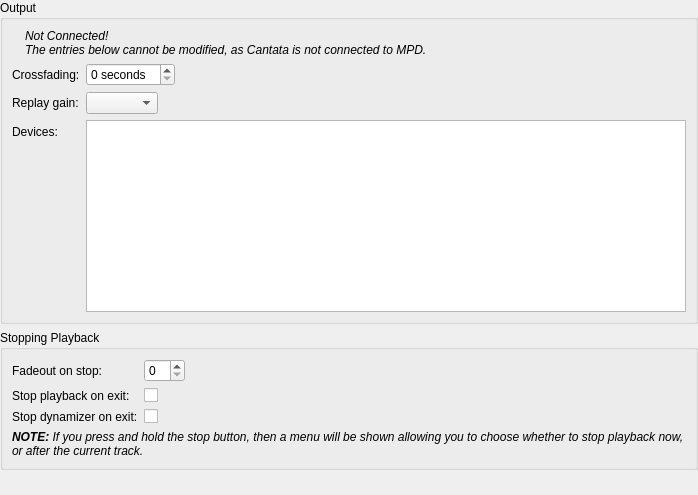
Above: gui/playbacksettings.ui from polpo/cantata-mac before the change. Below: the same form after it.
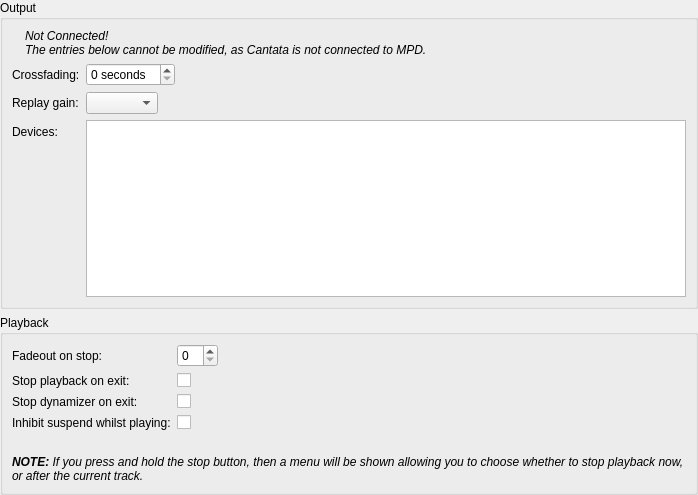
That is the form after the change. Custom widgets are drawn as their Qt base class.

Commit message: Add option to prevent system from suspending whilst playing (Linux only).

Diff of the .ui file:
```diff
--- a/gui/playbacksettings.ui
+++ b/gui/playbacksettings.ui
@@ -129,7 +129,7 @@
    <item>
     <widget class="QGroupBox" name="stopPlaybackBox">
      <property name="title">
-      <string>Stopping Playback</string>
+      <string>Playback</string>
      </property>
      <layout class="QFormLayout" name="formLayout">
       <property name="fieldGrowthPolicy">
@@ -178,7 +178,40 @@
         </property>
        </widget>
       </item>
-      <item row="3" column="0" colspan="2">
+      <item row="3" column="0">
+       <widget class="BuddyLabel" name="inhibitSuspendLabel">
+        <property name="text">
+         <string>Inhibit suspend whilst playing:</string>
+        </property>
+        <property name="buddy">
+         <cstring>inhibitSuspend</cstring>
+        </property>
+       </widget>
+      </item>
+      <item row="3" column="1">
+       <widget class="OnOffButton" name="inhibitSuspend">
+        <property name="text">
+         <string/>
+        </property>
+       </widget>
+      </item>
+      <item row="4" column="0">
+       <spacer name="verticalSpacer_8">
+        <property name="orientation">
+         <enum>Qt::Vertical</enum>
+        </property>
+        <property name="sizeType">
+         <enum>QSizePolicy::Fixed</enum>
+        </property>
+        <property name="sizeHint" stdset="0">
+         <size>
+          <width>20</width>
+          <height>13</height>
+         </size>
+        </property>
+       </spacer>
+      </item>
+      <item row="5" column="0" colspan="2">
        <widget class="QLabel" name="noteLabel">
         <property name="text">
          <string>&lt;i&gt;&lt;b&gt;NOTE:&lt;/b&gt; If you press and hold the stop button, then a menu will be shown allowing you to choose whether to stop playback now, or after the current track.&lt;/i&gt;</string>
```
Left out of the diff: 1 changed line with no effect on the pictures. The commit also changes 15 other files.
